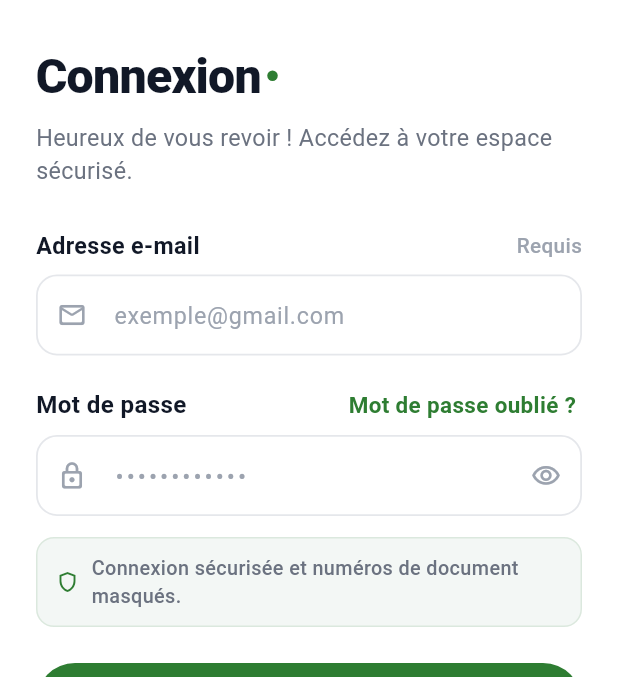
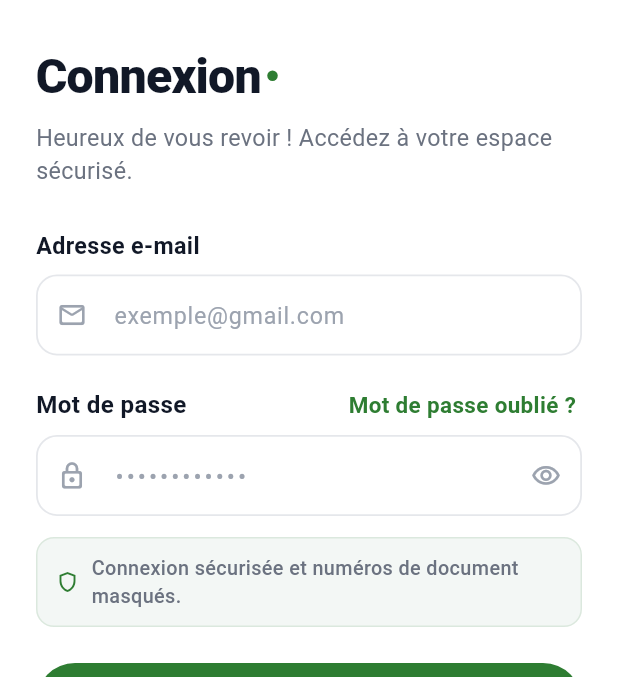
Before and after one commit to fideledigit/Application-mobile-Finds-, a Flutter app: the screen it shows after launch, after a tap on "Passer", after a tap on "J’ai déjà un compte", on a phone screen of 412 x 824 dp, the part 84-761 px from its top. Run offline on Flutter 3.47's test engine with Material 3 defaults, Android fonts, the phone set to English and light mode, and no system bars; our stand-ins replace graphql_flutter, image_picker, pdf, printing, shared_preferences.

Commit message:
Retirer les badges et mentions Requis sur connexion et mot de passe

```diff
--- a/lib/presentation/views/auth/login_view.dart
+++ b/lib/presentation/views/auth/login_view.dart
@@ -297,7 +297,6 @@ class _LoginViewState extends State<LoginView> {
                 // 4. Champ Adresse e-mail
                 CustomTextField(
                   label: 'Adresse e-mail',
-                  isRequiredText: 'Requis',
                   hintText: 'exemple@gmail.com',
                   controller: _emailController,
                   keyboardType: TextInputType.emailAddress,
--- a/lib/presentation/views/onboarding/widgets/onboarding_illustration.dart
+++ b/lib/presentation/views/onboarding/widgets/onboarding_illustration.dart
@@ -461,46 +461,6 @@ class OnboardingIllustration extends StatelessWidget {
           ],
         ),
 
-        // Badge flottant en bas : 🛡️ Échange vérifié & sécurisé
-        Positioned(
-          bottom: AppSizes.spaceMd,
-          child: Container(
-            padding: const EdgeInsets.symmetric(
-              horizontal: AppSizes.spaceMd,
-              vertical: AppSizes.spaceXsm,
-            ),
-            decoration: BoxDecoration(
-              color: Colors.white,
-              borderRadius: BorderRadius.circular(AppSizes.radiusL),
-              boxShadow: [
-                BoxShadow(
-                  color: Colors.black.withValues(alpha: 0.08),
-                  blurRadius: 10,
-                  offset: const Offset(0, 4),
-                ),
-              ],
-            ),
-            child: const Row(
-              mainAxisSize: MainAxisSize.min,
-              children: [
-                Icon(
-                  Icons.verified_user_rounded,
-                  size: AppSizes.iconXsm,
-                  color: AppColors.primary,
-                ),
-                SizedBox(width: AppSizes.spaceXxsm + 2),
-                Text(
-                  'Échange vérifié & sécurisé',
-                  style: TextStyle(
-                    fontSize: AppSizes.fontXsm,
-                    fontWeight: FontWeight.w600,
-                    color: AppColors.primary,
-                  ),
-                ),
-              ],
-            ),
-          ),
-        ),
       ],
     );
   }
```
Also changed, not shown: lib/presentation/views/auth/reset_password_view.dart (+0 -35 lines).
